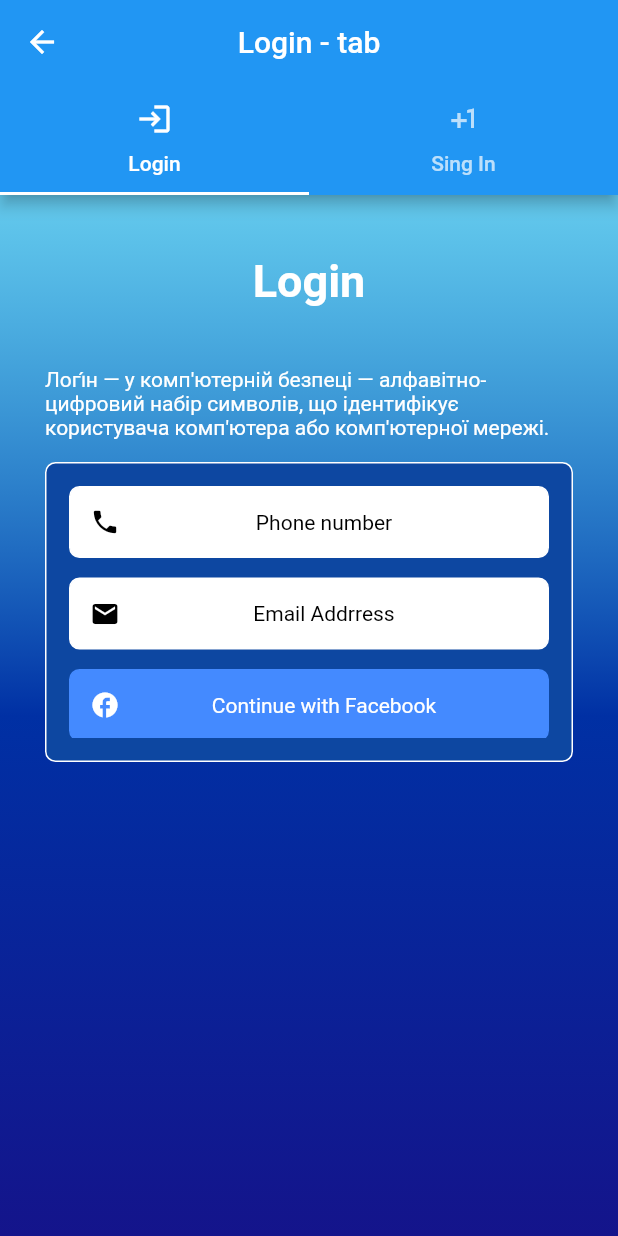
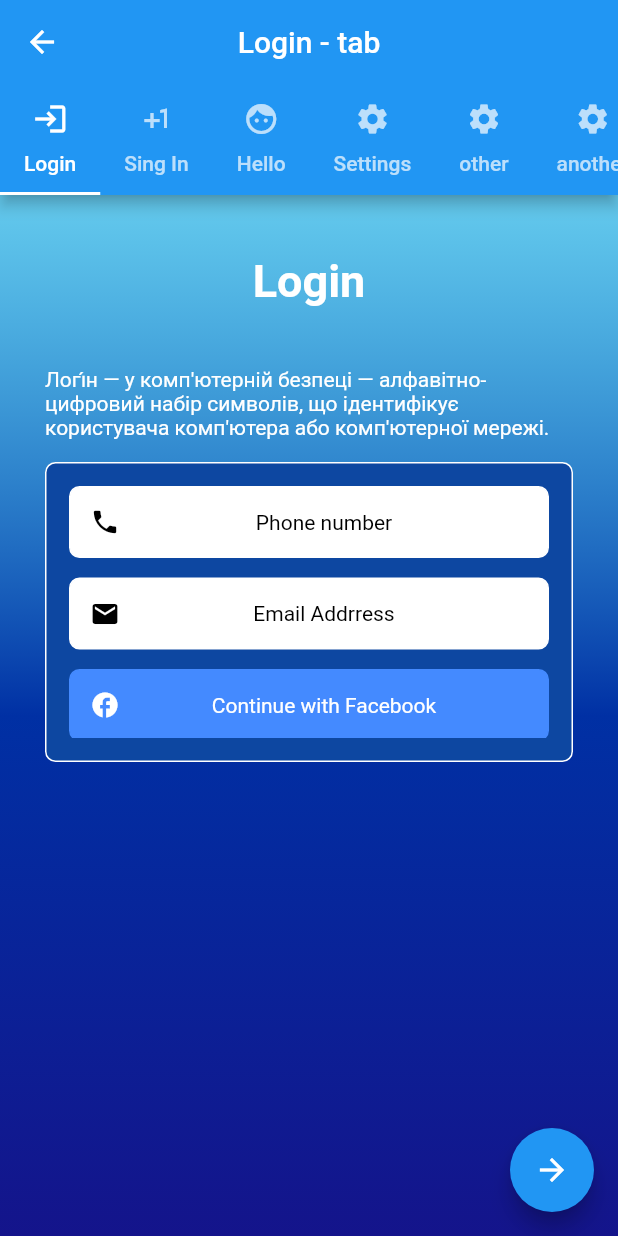
Before and after one commit to Aiveng0/flutter_test_app, a Flutter app: the screen it shows after launch, after a tap on "Sign In", on a phone screen of 412 x 824 dp. Run offline on Flutter 3.47's test engine with Material 2 defaults, Android fonts, the phone set to English and light mode, and no system bars.

Commit message:
Refactor TABS

```diff
--- a/lib/pages/main_page.dart
+++ b/lib/pages/main_page.dart
@@ -82,13 +82,14 @@ class MainScreen extends StatelessWidget {
                         )
                         // primary: Colors.deepOrange,
                         ),
-                    onPressed: () {
-                      Navigator.pushNamed(context, '/loginScreen');
-                    },
+                    onPressed: () =>
+                      Navigator.pushNamed(context, '/loginScreen'),
                     child: const Text('Login'),
                   ),
                 ),
-                Row(mainAxisAlignment: MainAxisAlignment.center, children: [
+                Row(
+                  mainAxisAlignment: MainAxisAlignment.center,
+                  children: [
                     const Text(
                       'Don`t have account',
                       style: TextStyle(
@@ -97,10 +98,8 @@ class MainScreen extends StatelessWidget {
                     ),
                     Container(width: 10), //delete
                     InkWell(
-                    onTap: () => {
-                      print('tap'),
+                      onTap: () =>
                           Navigator.pushNamed(context, '/signInScreen'),
-                    },
                       child: Text(
                         'Sign In',
                         style: TextStyle(
@@ -108,7 +107,8 @@ class MainScreen extends StatelessWidget {
                         ),
                       ),
                     ),
-                ]),
+                  ],
+                ),
               ],
             ),
           ),
--- a/lib/pages/sign_in_page.dart
+++ b/lib/pages/sign_in_page.dart
@@ -1,9 +1,6 @@
 // ignore_for_file: prefer_const_constructors
 
-import 'dart:ui';
-
 import 'package:flutter/material.dart';
-import 'package:test_app/pages/login_page.dart';
 import 'package:test_app/widgets/login_tab.dart';
 
 class SignInScreen extends StatelessWidget {
@@ -29,15 +26,23 @@ class DemoApp extends StatefulWidget {
 
 class _DemoAppState extends State<DemoApp> with SingleTickerProviderStateMixin {
   late TabController controller;
-  List tabName = ['Login', 'Sign In'];
+  // List tabName = ['Login', 'Sign In', 'Hello', 'Setitngs', '1', '2'];
+  int _selectedIndex = 1;
 
   @override
   void initState() {
     super.initState();
 
-    controller = TabController(length: 2, vsync: this);
+    controller = TabController(
+      length: choices.length,
+      vsync: this,
+      //_selectedIndex: controller.index,
+    );
+
     controller.addListener(() {
-      setState(() {});
+      setState(() {
+        _selectedIndex = controller.index;
+      });
     });
   }
 
@@ -51,15 +56,38 @@ class _DemoAppState extends State<DemoApp> with SingleTickerProviderStateMixin {
   Widget build(BuildContext context) {
     return Scaffold(
       appBar: AppBar(
-        title: Text('${tabName[controller.index]} - tab'),
+        title: Text('${choices[controller.index].title} - tab'),
         centerTitle: true,
         bottom: TabBar(
           controller: controller,
+          isScrollable: true,
           // ignore: prefer_const_literals_to_create_immutables
-          tabs: [
-            Tab(text: 'Login', icon: Icon(Icons.login)),
-            Tab(text: 'Sing In', icon: Icon(Icons.plus_one)),
-          ],
+
+          // tabs: [
+          //   Tab(
+          //     text: 'Login',
+          //     icon: Icon(Icons.login),
+          //     // _selectedIndex = controller.index;
+          //   ),
+          //   Tab(
+          //     text: 'Sing In',
+          //     icon: Icon(Icons.plus_one),
+          //   ),
+          //   Tab(
+          //     text: 'Hello',
+          //     icon: Icon(Icons.face),
+          //   ),
+          //   Tab(
+          //     text: 'Settings',
+          //     icon: Icon(Icons.settings),
+          //   ),
+          // ],
+          tabs: choices.map<Widget>((Choice choice) {
+            return Tab(
+              text: choice.title,
+              icon: Icon(choice.icon),
+            );
+          }).toList(),
         ),
       ),
       body: TabBarView(
@@ -67,10 +95,40 @@ class _DemoAppState extends State<DemoApp> with SingleTickerProviderStateMixin {
         // ignore: prefer_const_literals_to_create_immutables
         children: [
           LoginTab(),
-          //Center(child: Text('Sign In')),
-          LoginScreen(), // must be deleted
+          Text('Sign In'),
+          Text('Hello'),
+          Text('Settings'),
+          Text('1'),
+          Text('2'),
         ],
+      ),
+      floatingActionButton: FloatingActionButton(
+        child: Icon(Icons.arrow_forward),
+        onPressed: () {
+          print(_selectedIndex);
+          if (_selectedIndex < choices.length - 1) {
+            controller.animateTo(_selectedIndex + 1);
+          } else {
+            controller.animateTo(0);
+            _selectedIndex = 0;
+          }
+        },
       ),
     );
   }
 }
+
+class Choice {
+  final String title;
+  final IconData icon;
+  const Choice(this.title, this.icon);
+}
+
+const List<Choice> choices = <Choice>[
+  Choice('Login', Icons.login),
+  Choice('Sing In', Icons.plus_one),
+  Choice('Hello', Icons.face),
+  Choice('Settings', Icons.settings),
+  Choice('other', Icons.settings),
+  Choice('another', Icons.settings),
+];
--- a/lib/widgets/login_tab.dart
+++ b/lib/widgets/login_tab.dart
@@ -64,7 +64,6 @@ class _LoginTabState extends State<LoginTab> {
                 padding: const EdgeInsets.all(15),
                 child: SingleChildScrollView(
                   child: Column(
-                  // ignore: prefer_const_literals_to_create_immutables
                     children: [
                       StartPageTextField(
                         Icons.phone,
@@ -115,7 +114,8 @@ class _LoginTabState extends State<LoginTab> {
               )
             ],
           ),
-      )),
+        ),
+      ),
     );
   }
 }
```
Lines whose indentation alone changed are shown as unchanged.
